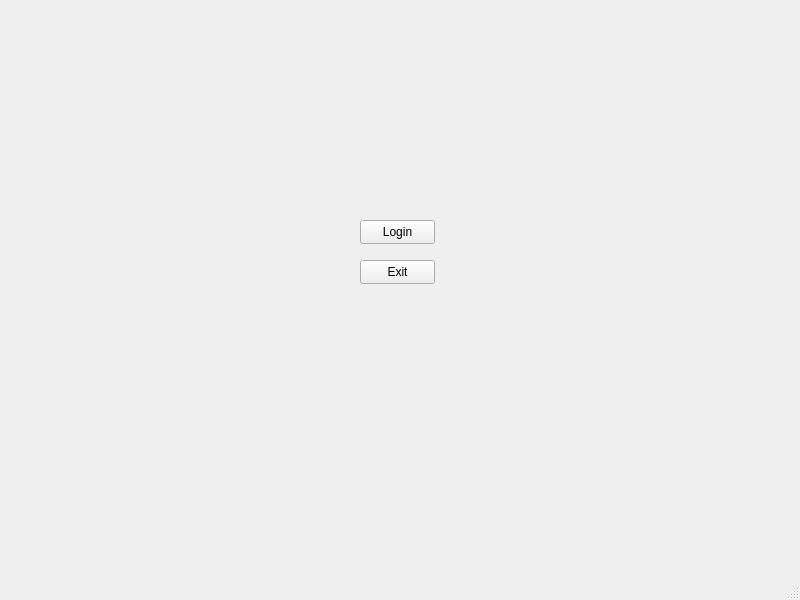
Above: LibraryInfoSystem/loginwindow.ui from Finnzag/Library-Info-System before the change. Below: the same form after it.
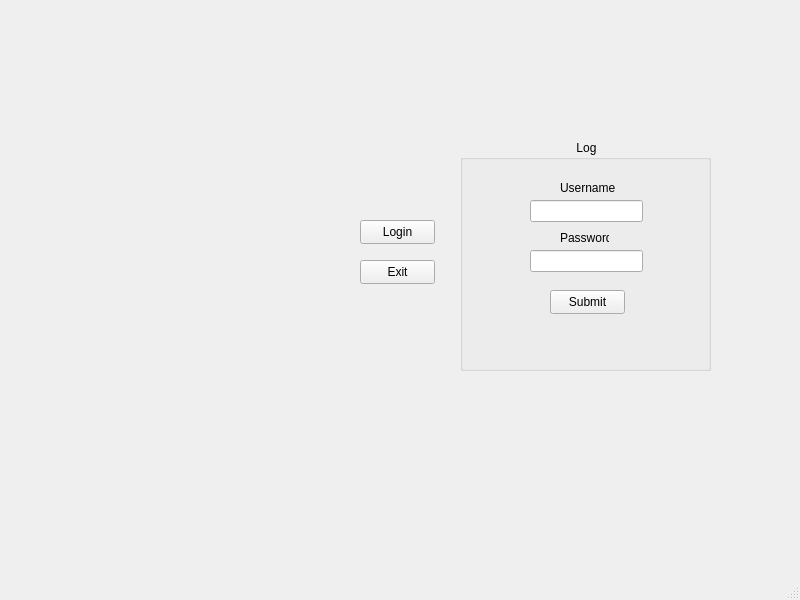
That is the form after the change.

Commit message: started working on login system

The edit to the form file:
```diff
--- a/LibraryInfoSystem/loginwindow.ui
+++ b/LibraryInfoSystem/loginwindow.ui
@@ -40,6 +40,78 @@
      <string>Exit</string>
     </property>
    </widget>
+   <widget class="QGroupBox" name="loginDetailsBox">
+    <property name="geometry">
+     <rect>
+      <x>460</x>
+      <y>140</y>
+      <width>251</width>
+      <height>231</height>
+     </rect>
+    </property>
+    <property name="title">
+     <string>                                   Login</string>
+    </property>
+    <widget class="QLineEdit" name="UNInput">
+     <property name="geometry">
+      <rect>
+       <x>70</x>
+       <y>60</y>
+       <width>113</width>
+       <height>22</height>
+      </rect>
+     </property>
+    </widget>
+    <widget class="QLineEdit" name="PassInput">
+     <property name="geometry">
+      <rect>
+       <x>70</x>
+       <y>110</y>
+       <width>113</width>
+       <height>22</height>
+      </rect>
+     </property>
+    </widget>
+    <widget class="QPushButton" name="submitButton">
+     <property name="geometry">
+      <rect>
+       <x>90</x>
+       <y>150</y>
+       <width>75</width>
+       <height>24</height>
+      </rect>
+     </property>
+     <property name="text">
+      <string>Submit</string>
+     </property>
+    </widget>
+    <widget class="QLabel" name="label">
+     <property name="geometry">
+      <rect>
+       <x>100</x>
+       <y>40</y>
+       <width>61</width>
+       <height>16</height>
+      </rect>
+     </property>
+     <property name="text">
+      <string>Username</string>
+     </property>
+    </widget>
+    <widget class="QLabel" name="label_2">
+     <property name="geometry">
+      <rect>
+       <x>100</x>
+       <y>90</y>
+       <width>49</width>
+       <height>16</height>
+      </rect>
+     </property>
+     <property name="text">
+      <string>Password</string>
+     </property>
+    </widget>
+   </widget>
   </widget>
   <widget class="QMenuBar" name="menubar">
    <property name="geometry">
```
The commit also changes 10 other files.
